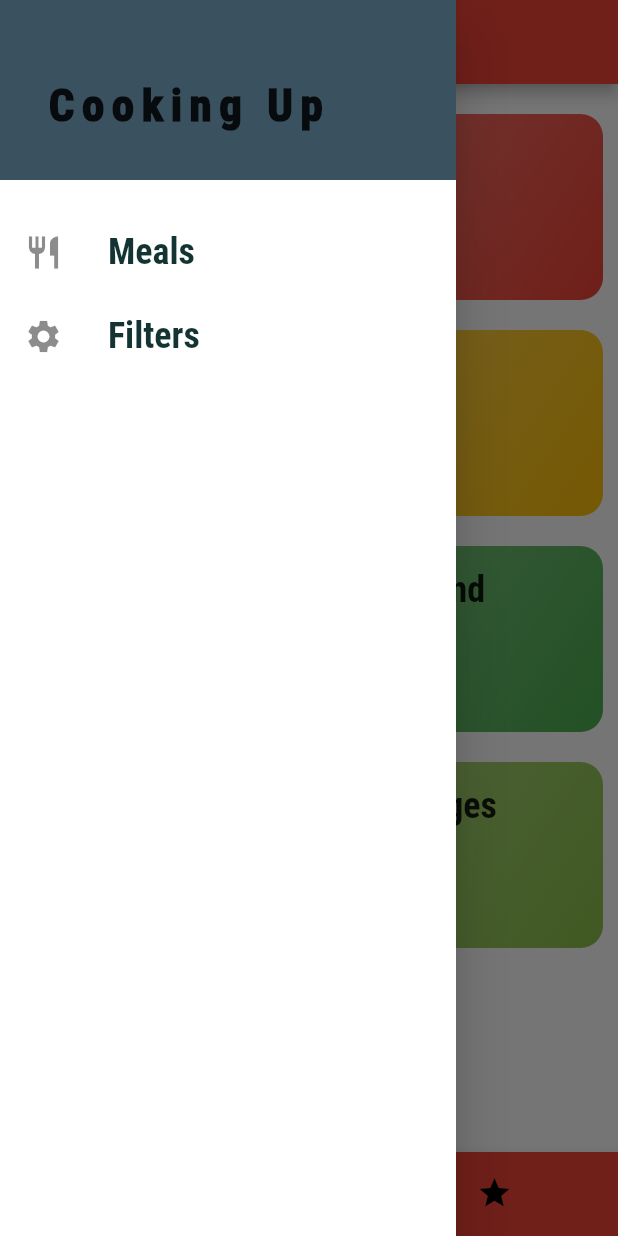
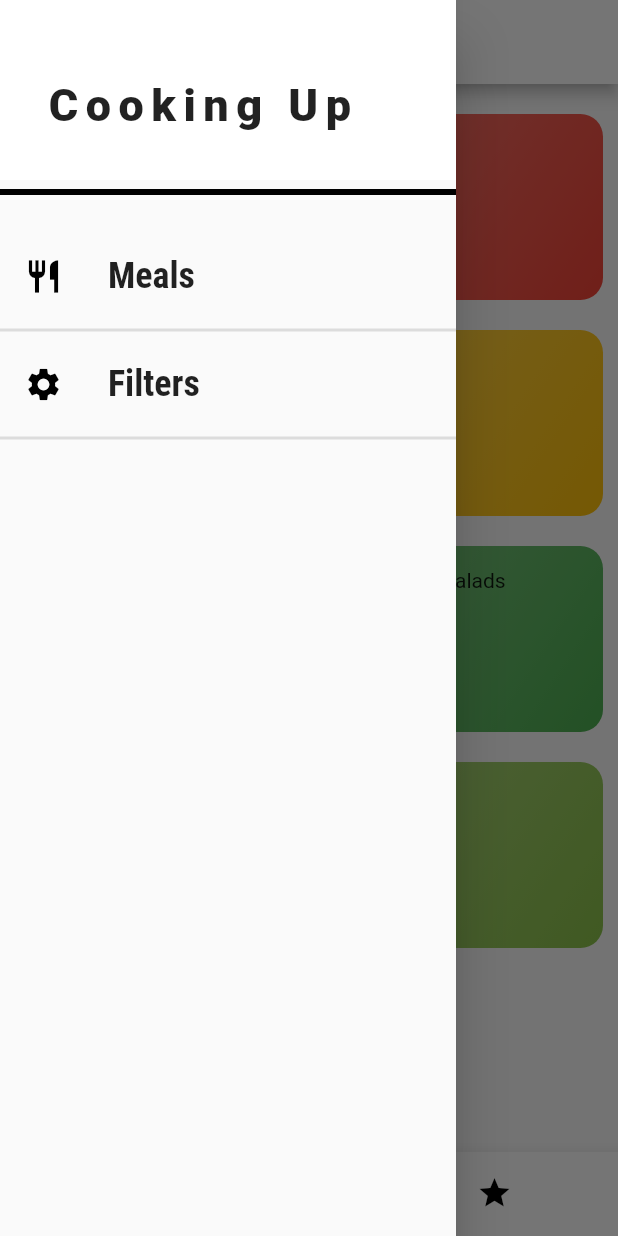
Before and after one commit to borakorpee/turkish_cuisine_app, a Flutter app: the screen it shows after launch, with the side drawer open, on a phone screen of 412 x 824 dp. Run offline on Flutter 3.47's test engine with Material 2 defaults, Android fonts, the phone set to English and light mode, and no system bars.

Commit message:
ui update

```diff
--- a/lib/dummy_data.dart
+++ b/lib/dummy_data.dart
@@ -372,7 +372,7 @@ const DUMMY_MEALS = const [
     categories: [
       'c9',
     ],
-    title: 'Adana Kebabs (Turkish-Style Ground Lamb Skewers)',
+    title: 'Adana Kebab',
     affordability: Affordability.Luxurious,
     complexity: Complexity.Hard,
     imageUrl:
--- a/lib/main.dart
+++ b/lib/main.dart
@@ -69,19 +69,8 @@ class _MyAppState extends State<MyApp> {
       debugShowCheckedModeBanner: false,
       title: 'Turkish Cuisine',
       theme: ThemeData(
-        primarySwatch: Colors.red,
-        accentColor: Colors.red,
-        canvasColor: Colors.white,
-        fontFamily: 'Raleway',
-        textTheme: ThemeData.light().textTheme.copyWith(
-            bodyText1: TextStyle(
-              color: Color.fromRGBO(20, 51, 51, 1),
-            ),
-            bodyText2: TextStyle(
-              fontSize: 24,
-              fontFamily: 'RobotoCondensed',
-              fontWeight: FontWeight.bold,
-            )),
+        primarySwatch: Colors.blue,
+        platform: TargetPlatform.iOS,
       ),
       routes: {
         '/': (ctx) => TabScreen(),
--- a/lib/screens/tabs_screen.dart
+++ b/lib/screens/tabs_screen.dart
@@ -33,25 +33,33 @@ class _TabScreenState extends State<TabScreen> {
         length: 2,
         child: Scaffold(
           appBar: AppBar(
-            title: Text('Turkish Cuisine'),
+            iconTheme: IconThemeData(color: Colors.black),
+            title: Text(
+              'Turkish Cuisine',
+              style: TextStyle(
+                  color: Colors.black,
+                  fontSize: 22,
+                  fontWeight: FontWeight.w600),
+            ),
+            backgroundColor: Colors.white,
           ),
           drawer: MainDrawer(),
           body: _pages[_selectPageIndex]['page'],
           bottomNavigationBar: BottomNavigationBar(
             onTap: _selectPage,
-            backgroundColor: Theme.of(context).primaryColor,
+            backgroundColor: Colors.black,
             unselectedItemColor: Colors.black,
-            selectedItemColor: Colors.white,
+            selectedItemColor: Colors.black,
             currentIndex: _selectPageIndex,
             type: BottomNavigationBarType.shifting,
             items: [
               BottomNavigationBarItem(
-                backgroundColor: Theme.of(context).primaryColor,
+                backgroundColor: Colors.white,
                 icon: Icon(Icons.category),
                 label: 'Categories',
               ),
               BottomNavigationBarItem(
-                backgroundColor: Theme.of(context).primaryColor,
+                backgroundColor: Colors.white,
                 icon: Icon(Icons.star),
                 label: 'Favorites',
               )
--- /dev/null
+++ b/lib/turkish_cuisine_theme.dart
@@ -0,0 +1,50 @@
+import 'package:flutter/material.dart';
+
+class TurkishCuisineTheme {
+  static TextTheme _buildTextTheme(TextTheme base) {
+    const String fontName = 'WorkSans';
+    return base.copyWith(
+      headline1: base.headline1?.copyWith(fontFamily: fontName),
+      headline2: base.headline2?.copyWith(fontFamily: fontName),
+      headline3: base.headline3?.copyWith(fontFamily: fontName),
+      headline4: base.headline4?.copyWith(fontFamily: fontName),
+      headline5: base.headline5?.copyWith(fontFamily: fontName),
+      headline6: base.headline6?.copyWith(fontFamily: fontName),
+      button: base.button?.copyWith(fontFamily: fontName),
+      caption: base.caption?.copyWith(fontFamily: fontName),
+      bodyText1: base.bodyText1?.copyWith(fontFamily: fontName),
+      bodyText2: base.bodyText2?.copyWith(fontFamily: fontName),
+      subtitle1: base.subtitle1?.copyWith(fontFamily: fontName),
+      subtitle2: base.subtitle2?.copyWith(fontFamily: fontName),
+      overline: base.overline?.copyWith(fontFamily: fontName),
+    );
+  }
+
+  static ThemeData buildLightTheme() {
+    const Color primaryColor = Color(0xFF54D3C2);
+    const Color secondaryColor = Color(0xFF54D3C2);
+    final ColorScheme colorScheme = const ColorScheme.light().copyWith(
+      primary: primaryColor,
+      secondary: secondaryColor,
+    );
+    final ThemeData base = ThemeData.light();
+    return base.copyWith(
+      colorScheme: colorScheme,
+      primaryColor: primaryColor,
+      indicatorColor: Colors.white,
+      splashColor: Colors.white24,
+      splashFactory: InkRipple.splashFactory,
+      canvasColor: Colors.white,
+      backgroundColor: const Color(0xFFFFFFFF),
+      scaffoldBackgroundColor: const Color(0xFFF6F6F6),
+      errorColor: const Color(0xFFB00020),
+      buttonTheme: ButtonThemeData(
+        colorScheme: colorScheme,
+        textTheme: ButtonTextTheme.primary,
+      ),
+      textTheme: _buildTextTheme(base.textTheme),
+      primaryTextTheme: _buildTextTheme(base.primaryTextTheme),
+      platform: TargetPlatform.iOS,
+    );
+  }
+}
--- a/lib/widgets/main_drawer.dart
+++ b/lib/widgets/main_drawer.dart
@@ -1,14 +1,18 @@
 // ignore_for_file: deprecated_member_use
 
 import 'package:flutter/material.dart';
+import 'package:flutter_complete_guide/turkish_cuisine_theme.dart';
 import '../screens/filter_screen.dart';
 
 class MainDrawer extends StatelessWidget {
   Widget buildListTile(String title, IconData icon, Function tapHandler) {
-    return ListTile(
+    return Column(
+      children: [
+        ListTile(
           leading: Icon(
             icon,
             size: 26,
+            color: Colors.black,
           ),
           title: Text(
             title,
@@ -19,6 +23,12 @@ class MainDrawer extends StatelessWidget {
             ),
           ),
           onTap: tapHandler,
+        ),
+        Divider(
+          color: TurkishCuisineTheme.buildLightTheme().dividerColor,
+          thickness: 2,
+        )
+      ],
     );
   }
 
@@ -31,7 +41,7 @@ class MainDrawer extends StatelessWidget {
           width: double.infinity,
           padding: EdgeInsets.all(30),
           alignment: Alignment.centerLeft,
-          color: Color(0xFF3A5160),
+          color: Colors.white,
           child: Padding(
             padding: const EdgeInsets.only(top: 20),
             child: Text(
@@ -43,6 +53,10 @@ class MainDrawer extends StatelessWidget {
                   letterSpacing: 5),
             ),
           ),
+        ),
+        Divider(
+          color: Colors.black,
+          thickness: 4,
         ),
         SizedBox(height: 20),
         buildListTile(
```
Also changed, not shown: lib/screens/category_meals_screen.dart (+9 -1 lines), lib/screens/filter_screen.dart (+10 -1 lines), lib/screens/meal_detail_screen.dart (+55 -77 lines), lib/widgets/meal_item.dart (+10 -61 lines). Lines whose indentation alone changed are shown as unchanged.
